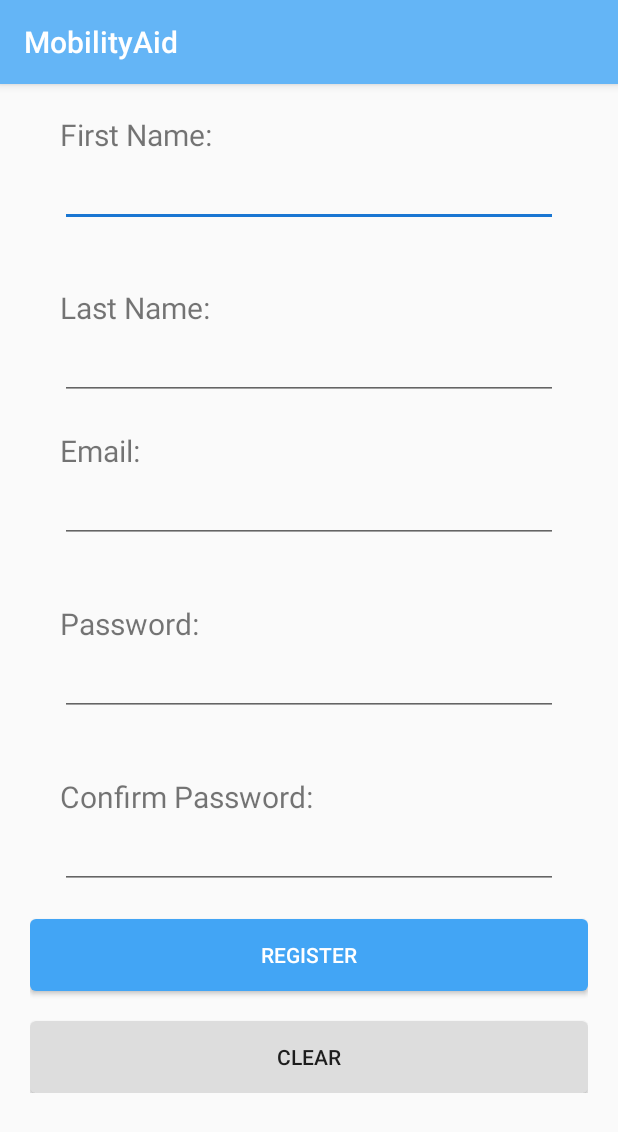
After one commit to AdamTimpson/finalproject, an Android app: the RegisterActivity screen opened directly, with no data from a screen before it, on a phone screen of 412 x 824 dp. The commit adds this screen. Shown: the top 1132 px of the screen. Run offline under Robolectric (Android 15) with nearby library versions, the phone set to English and light mode, and no system bars.

Commit message:
RegisterActivity laid-out. Started work on DB implementation

```diff
--- a/app/src/main/AndroidManifest.xml
+++ b/app/src/main/AndroidManifest.xml
@@ -23,7 +23,8 @@
         android:roundIcon="@drawable/globe_icon"
         android:supportsRtl="true"
         android:theme="@style/AppTheme">
-        <activity android:name=".HelpActivity"></activity>
+        <activity android:name=".RegisterActivity"></activity>
+        <activity android:name=".HelpActivity" />
         <activity android:name=".SetWalkingDistanceActivity" />
         <activity android:name=".SetInterestsActivity" />
         <activity
--- /dev/null
+++ b/app/src/main/java/com/adamtimpson/mobilityaid/RegisterActivity.java
@@ -0,0 +1,57 @@
+package com.adamtimpson.mobilityaid;
+
+import android.support.v7.app.AppCompatActivity;
+import android.os.Bundle;
+import android.view.View;
+import android.widget.Button;
+import android.widget.EditText;
+import android.widget.Toast;
+
+public class RegisterActivity extends AppCompatActivity {
+
+    private Button registerButton, clearButton;
+    private EditText firstNameET, lastNameET, emailET, passwordET, passwordConfirmET;
+
+    @Override
+    protected void onCreate(Bundle savedInstanceState) {
+        super.onCreate(savedInstanceState);
+        setContentView(R.layout.activity_register);
+
+        initTextFields();
+        initButton();
+    }
+
+    private void initTextFields() {
+        firstNameET = findViewById(R.id.registerFirstNameEditText);
+        lastNameET = findViewById(R.id.registerLastNameEditText);
+        emailET = findViewById(R.id.registerEmailEditText);
+        passwordET = findViewById(R.id.registerPasswordEditText);
+        passwordConfirmET = findViewById(R.id.registerConfirmPasswordEditText);
+    }
+
+    private void initButton() {
+        registerButton = findViewById(R.id.registerConfirmButton);
+        registerButton.setOnClickListener(new View.OnClickListener() {
+            @Override
+            public void onClick(View view) {
+                Toast.makeText(RegisterActivity.this,"TODO", Toast.LENGTH_LONG).show();
+            }
+        });
+
+        clearButton = findViewById(R.id.registerClearButton);
+        clearButton.setOnClickListener(new View.OnClickListener() {
+            @Override
+            public void onClick(View view) {
+                clear(firstNameET);
+                clear(lastNameET);
+                clear(emailET);
+                clear(passwordET);
+                clear(passwordConfirmET);
+            }
+        });
+    }
+
+    private void clear(EditText e) {
+        e.setText("");
+    }
+}
--- a/app/src/main/java/com/adamtimpson/mobilityaid/util/VoiceUtils.java
+++ b/app/src/main/java/com/adamtimpson/mobilityaid/util/VoiceUtils.java
@@ -2,7 +2,10 @@ package com.adamtimpson.mobilityaid.util;
 
 public class VoiceUtils {
 
+    public static final String SET_INTERESTS = "set preferences";
+    public static final String WALKING_DISTANCE = "set walking distance";
     public static final String NEW_ROUTE = "plan a new route";
+    public static final String HELP = "view help";
 
     public static String getError(String cmd) {
         return "Sorry, '" + cmd + "' is an invalid command!";
--- /dev/null
+++ b/app/src/main/res/layout/activity_register.xml
@@ -0,0 +1,125 @@
+<?xml version="1.0" encoding="utf-8"?>
+<ScrollView xmlns:android="http://schemas.android.com/apk/res/android"
+    xmlns:tools="http://schemas.android.com/tools"
+    android:layout_width="match_parent"
+    android:layout_height="match_parent"
+    tools:ignore="MissingConstraints"
+    tools:context=".RegisterActivity">
+
+    <LinearLayout
+        android:layout_width="fill_parent"
+        android:layout_height="wrap_content"
+        android:orientation="vertical"
+        android:padding="20dp">
+
+        <TextView
+            android:text="@string/registerFirstName"
+            android:layout_width="fill_parent"
+            android:layout_height="wrap_content"
+            android:layout_marginStart="20dp"
+            android:layout_marginEnd="20dp"
+            android:textSize="20sp"/>
+
+        <EditText
+            android:id="@+id/registerFirstNameEditText"
+            android:layout_width="fill_parent"
+            android:layout_height="wrap_content"
+            android:layout_marginStart="20dp"
+            android:layout_marginEnd="20dp"
+            android:layout_marginBottom="20dp"
+            android:textSize="20sp"/>
+
+        <TextView
+            android:layout_marginTop="20dp"
+            android:text="@string/registerLastName"
+            android:layout_width="fill_parent"
+            android:layout_height="wrap_content"
+            android:layout_marginStart="20dp"
+            android:layout_marginEnd="20dp"
+            android:textSize="20sp"
+            android:inputType="text"/>
+
+        <EditText
+            android:id="@+id/registerLastNameEditText"
+            android:layout_width="fill_parent"
+            android:layout_height="wrap_content"
+            android:layout_marginStart="20dp"
+            android:layout_marginEnd="20dp"
+            android:layout_marginBottom="20dp"
+            android:textSize="20sp"/>
+
+        <TextView
+            android:text="@string/registerEmail"
+            android:layout_width="fill_parent"
+            android:layout_height="wrap_content"
+            android:layout_marginStart="20dp"
+            android:layout_marginEnd="20dp"
+            android:textSize="20sp"
+            android:inputType="text"/>
+        <EditText
+            android:id="@+id/registerEmailEditText"
+            android:layout_width="fill_parent"
+            android:layout_height="wrap_content"
+            android:layout_marginStart="20dp"
+            android:layout_marginEnd="20dp"
+            android:layout_marginBottom="20dp"
+            android:textSize="20sp"/>
+
+        <TextView
+            android:layout_marginTop="20dp"
+            android:text="@string/registerPassword"
+            android:layout_width="fill_parent"
+            android:layout_height="wrap_content"
+            android:layout_marginStart="20dp"
+            android:layout_marginEnd="20dp"
+            android:textSize="20sp"
+            android:inputType="textEmailAddress"/>
+
+        <EditText
+            android:id="@+id/registerPasswordEditText"
+            android:layout_width="fill_parent"
+            android:layout_height="wrap_content"
+            android:layout_marginStart="20dp"
+            android:layout_marginEnd="20dp"
+            android:layout_marginBottom="20dp"
+            android:textSize="20sp"
+            android:inputType="textPassword"/>
+
+        <TextView
+            android:layout_marginTop="20dp"
+            android:text="@string/registerConfirmPassword"
+            android:layout_width="fill_parent"
+            android:layout_height="wrap_content"
+            android:layout_marginStart="20dp"
+            android:layout_marginEnd="20dp"
+            android:textSize="20sp"/>
+
+        <EditText
+            android:id="@+id/registerConfirmPasswordEditText"
+            android:layout_width="fill_parent"
+            android:layout_height="wrap_content"
+            android:layout_marginStart="20dp"
+            android:layout_marginEnd="20dp"
+            android:layout_marginBottom="20dp"
+            android:textSize="20sp"
+            android:inputType="textPassword"/>
+
+        <Button
+            android:id="@+id/registerConfirmButton"
+            android:layout_width="fill_parent"
+            android:layout_height="wrap_content"
+            android:text="@string/registerConfirmButton"
+            android:background="@drawable/custom_button_background"
+            android:layout_marginBottom="20dp"
+            android:textColor="@color/white"/>
+
+        <Button
+            android:id="@+id/registerClearButton"
+            android:layout_width="fill_parent"
+            android:layout_height="wrap_content"
+            android:text="@string/registerClearButton"
+            android:background="@drawable/custom_button_background_grey"/>
+
+    </LinearLayout>
+
+</ScrollView>
--- a/app/src/main/res/values/colors.xml
+++ b/app/src/main/res/values/colors.xml
@@ -6,5 +6,5 @@
     <color name="colorAccent">#1976D2</color>
     <color name="background">#f5f7f8</color>
     <color name="white">#ffffff</color>
-    <color name="grey">#bdc3c7</color>
+    <color name="grey">#dddddd</color>
 </resources>
--- a/app/src/main/res/values/strings.xml
+++ b/app/src/main/res/values/strings.xml
@@ -11,9 +11,15 @@
     <string name="passwordETLabel">Password: </string>
     <string name="destinationsLabel">Choose your destinations: </string>
     <string name="chosenDestinations">Current destinations: </string>
+    <string name="registerFirstName">First Name: </string>
+    <string name="registerLastName">Last Name: </string>
+    <string name="registerEmail">Email: </string>
+    <string name="registerPassword">Password: </string>
+    <string name="registerConfirmPassword">Confirm Password: </string>
 
     <!--Buttons-->
     <string name="loginButton">Login</string>
+    <string name="registerButton">Register</string>
     <string name="loginClearButton">Clear</string>
     <string name="startRouteButton">Start Route</string>
     <string name="setDistanceButton">Set Walking Distance</string>
@@ -23,5 +29,7 @@
     <string name="helpButton">View Help</string>
     <string name="title_activity_maps">Map</string>
     <string name="nextPointButton">Next Destination</string>
+    <string name="registerConfirmButton">Register</string>
+    <string name="registerClearButton">Clear</string>
 
 </resources>
```
Also changed, not shown: app/src/main/java/com/adamtimpson/mobilityaid/MainActivity.java (+16 -9 lines), app/src/main/java/com/adamtimpson/mobilityaid/MainMenuActivity.java (+7 -1 lines), app/src/main/java/com/adamtimpson/mobilityaid/database/model/User.java (added, +64 -0 lines), app/src/main/java/com/adamtimpson/mobilityaid/helper/DatabaseHelper.java (added, +95 -0 lines), app/src/main/java/com/adamtimpson/mobilityaid/util/ActivityUtils.java (+10 -0 lines), app/src/main/res/layout/activity_main.xml (+11 -0 lines).
